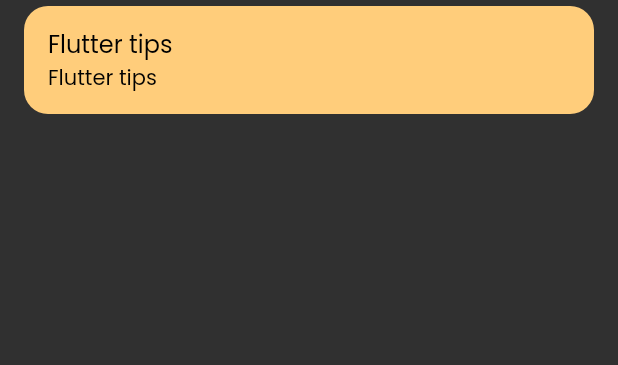
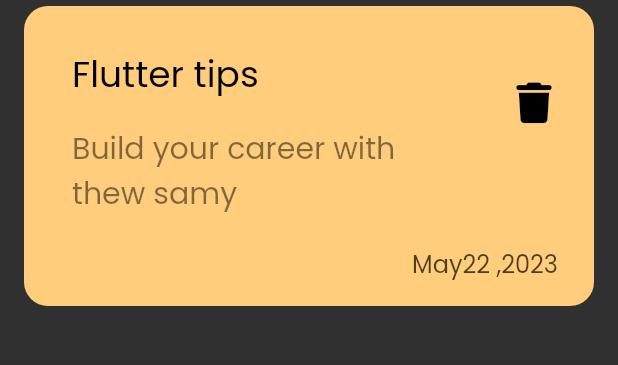
Before and after one commit to Mohamed123-r/notes-app, a Flutter app: the screen it shows after launch, on a phone screen of 412 x 824 dp, the part 78-443 px from its top. Run offline on Flutter 3.47's test engine with Material 2 defaults, Android fonts, the phone set to English and light mode, and no system bars; our stand-ins replace font_awesome_flutter.

Commit message:
create note item

```diff
--- a/lib/widgets/note_view_body.dart
+++ b/lib/widgets/note_view_body.dart
@@ -1,7 +1,6 @@
 import 'package:flutter/cupertino.dart';
 import 'package:flutter/material.dart';
-
-
+import 'package:font_awesome_flutter/font_awesome_flutter.dart';
 
 class NoteViewBody extends StatelessWidget {
   const NoteViewBody({super.key});
@@ -27,14 +26,49 @@ class NoteItem extends StatelessWidget {
         borderRadius: BorderRadius.circular(16),
         color: Color(0xffFFCD7B),
       ),
-      child: ListTile(
-        title: Text(
-          'Flutter tips',
-          style: TextStyle(color: Colors.black),
-        ),
-        subtitle: Text('Flutter tips',
-          style: TextStyle(color: Colors.black),),
-        //leading: Icon(),
+      child: Column(
+        crossAxisAlignment: CrossAxisAlignment.end,
+        children: [
+          Padding(
+            padding: const EdgeInsets.only(left: 16.0,top: 24,bottom: 16),
+            child: ListTile(
+              title: Text(
+                'Flutter tips',
+                style: TextStyle(
+                  color: Colors.black,
+                  fontSize: 24,
+                ),
+              ),
+              subtitle: Padding(
+                padding: const EdgeInsets.only(top: 16.0),
+                child: Text(
+                  'Build your career with thew samy ',
+                  style: TextStyle(
+                    color: Colors.black.withOpacity(0.5),
+                    fontSize: 20,
+                  ),
+                ),
+              ),
+              trailing: IconButton(
+                  onPressed: () {},
+                  icon: Icon(
+                    FontAwesomeIcons.trash,
+                    color: Colors.black,
+                    size: 27,
+                  )),
+            ),
+          ),
+          Padding(
+            padding: const EdgeInsets.only(right: 24.0,bottom: 16),
+            child: Text(
+              'May22 ,2023',
+              style: TextStyle(
+                color: Colors.black.withOpacity(0.7),
+                fontSize: 16,
+              ),
+            ),
+          ),
+        ],
       ),
     );
   }
--- a/pubspec.yaml
+++ b/pubspec.yaml
@@ -35,6 +35,7 @@ dependencies:
   # The following adds the Cupertino Icons font to your application.
   # Use with the CupertinoIcons class for iOS style icons.
   cupertino_icons: ^1.0.2
+  font_awesome_flutter: ^10.6.0
 
 dev_dependencies:
   flutter_test:
```
Also changed, not shown: pubspec.lock.
